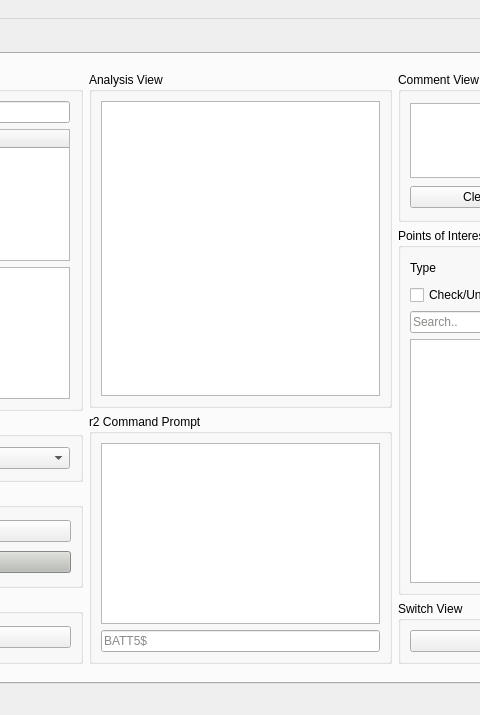
The window that src/GUI/ui_files/BATT5_GUI.ui (adalio0/BATT5) describes before a commit, drawn with Qt 5; both pictures show x 246 to 726 and y 0 to 715 of the 973 by 715 pixel window.
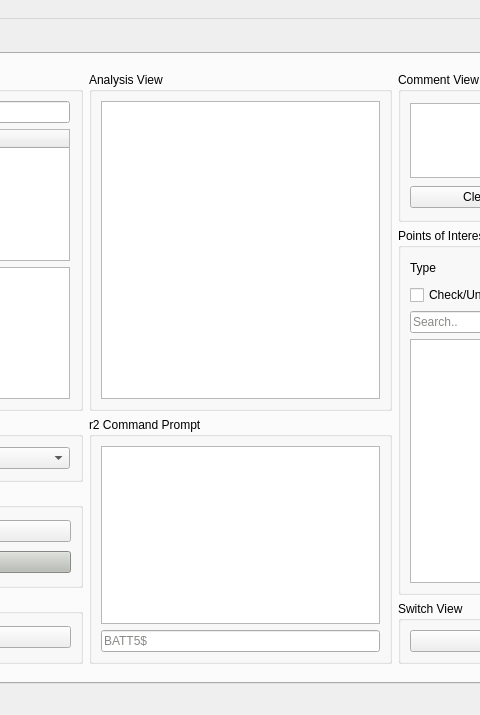
The same window after the commit.

Commit message:
smaller columns applied
The table widget probably wont last long anyways lmao

```diff
--- a/src/GUI/ui_files/BATT5_GUI.ui
+++ b/src/GUI/ui_files/BATT5_GUI.ui
@@ -264,7 +264,7 @@
                     <bool>false</bool>
                    </attribute>
                    <attribute name="horizontalHeaderDefaultSectionSize">
-                    <number>190</number>
+                    <number>100</number>
                    </attribute>
                    <attribute name="horizontalHeaderMinimumSectionSize">
                     <number>50</number>
@@ -291,7 +291,7 @@
                 <property name="maximumSize">
                  <size>
                   <width>16777215</width>
-                  <height>250</height>
+                  <height>247</height>
                  </size>
                 </property>
                 <property name="title">
```
Left out of the diff: 2 changed lines with no effect on the pictures. The commit also changes 1 other file.
